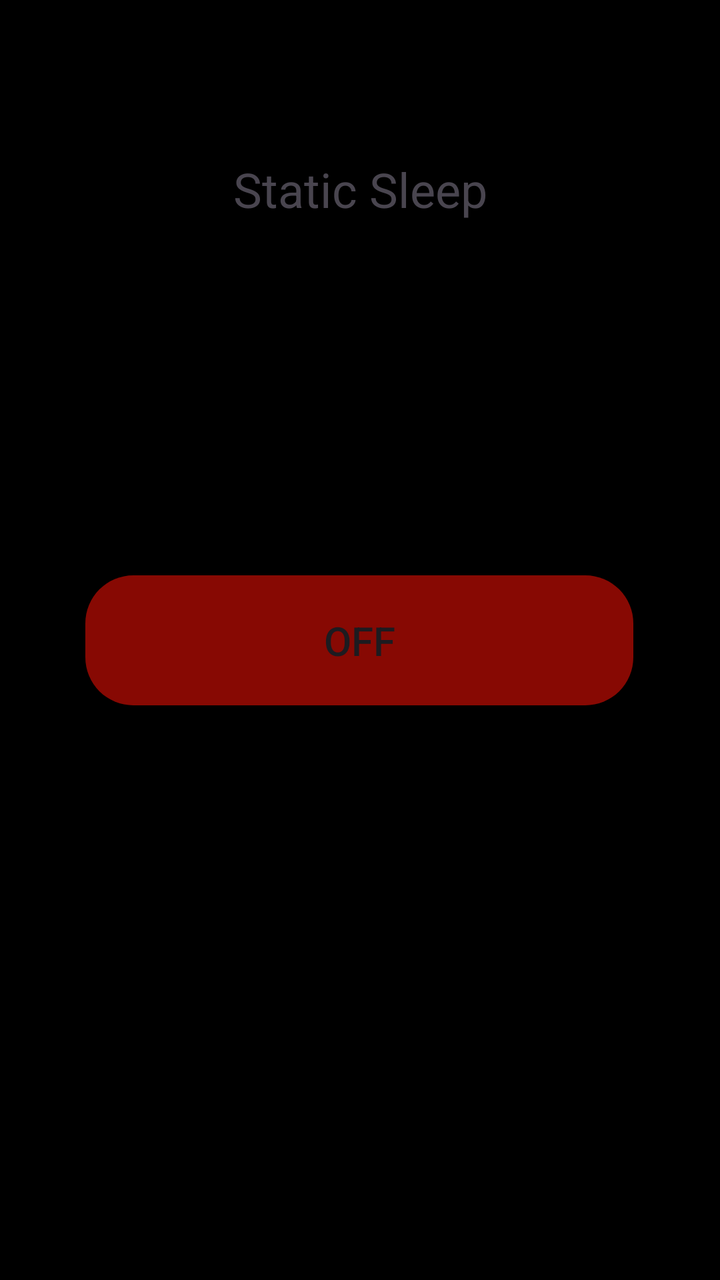
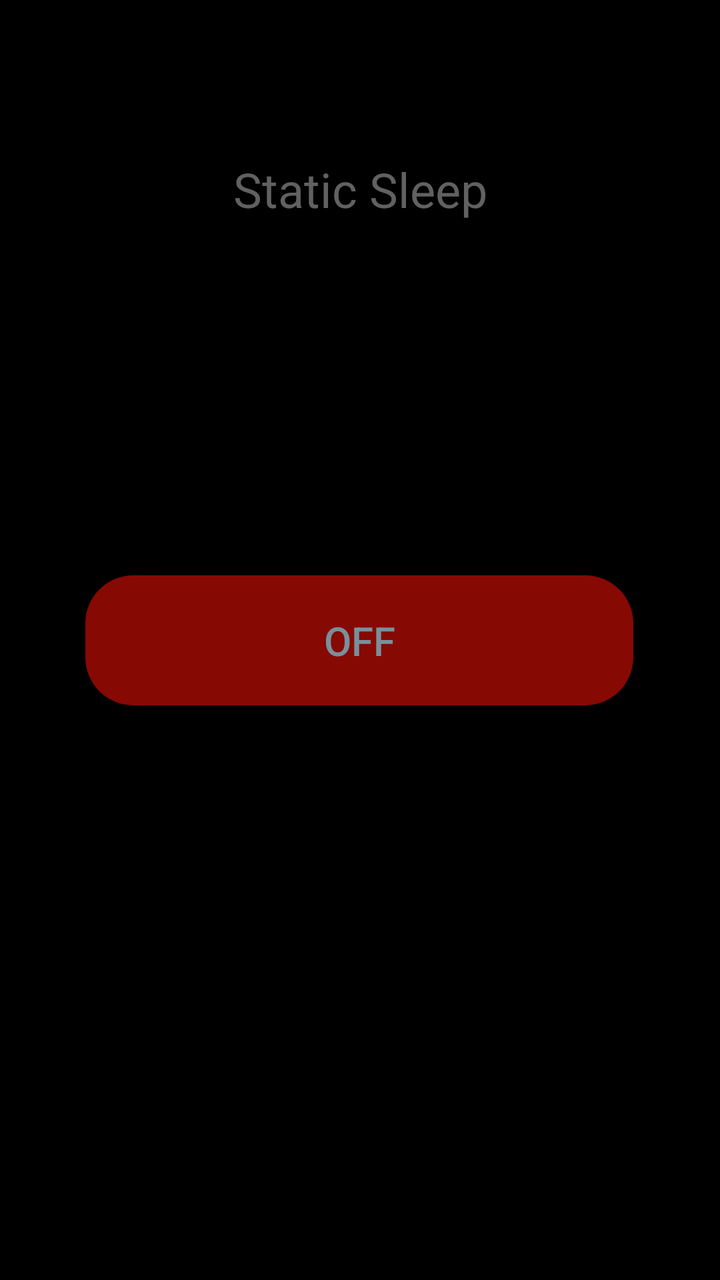

Compare the two renders of this Android layout. The source of the first and the diff that turns it into the second are given below.
<!-- AndroidManifest.xml: activity theme Theme.StaticSleep -->
<!-- res/layout/activity_main.xml -->
<?xml version="1.0" encoding="utf-8"?>
<androidx.constraintlayout.widget.ConstraintLayout xmlns:android="http://schemas.android.com/apk/res/android"
    xmlns:app="http://schemas.android.com/apk/res-auto"
    xmlns:tools="http://schemas.android.com/tools"
    android:id="@+id/main"
    android:layout_width="match_parent"
    android:layout_height="match_parent"
    android:background="#000000"
    tools:context=".MainActivity">

    <TextView
        android:id="@+id/textView"
        android:layout_width="wrap_content"
        android:layout_height="wrap_content"
        android:text="Static Sleep"
        android:textColorLink="#FFFFFF"
        android:textSize="24sp"
        app:layout_constraintBottom_toBottomOf="parent"
        app:layout_constraintEnd_toEndOf="parent"
        app:layout_constraintStart_toStartOf="parent"
        app:layout_constraintTop_toTopOf="parent"
        app:layout_constraintVertical_bias="0.129" />

    <ToggleButton
        android:id="@+id/toggleButton"
        android:layout_width="274dp"
        android:layout_height="65dp"
        android:text="ToggleButton"
        android:textSize="20sp"
        app:layout_constraintBottom_toBottomOf="parent"
        app:layout_constraintEnd_toEndOf="parent"
        app:layout_constraintHorizontal_bias="0.498"
        app:layout_constraintStart_toStartOf="parent"
        app:layout_constraintTop_toTopOf="parent"

        android:background="@drawable/toggle_button_background"
        android:soundEffectsEnabled="false" />

</androidx.constraintlayout.widget.ConstraintLayout>
<!-- resources referenced by this layout -->
<resources>
  <!-- drawable toggle_button_background (drawable) -->
  <?xml version="1.0" encoding="utf-8"?>
  <selector xmlns:android="http://schemas.android.com/apk/res/android">
      
      <item android:state_checked="true">
          <shape android:shape="rectangle">
              <solid android:color="#006400" /> 
              <corners android:radius="24dp" />
          </shape>
      </item>
  
      
      <item android:state_checked="false">
          <shape android:shape="rectangle">
              <solid android:color="#870903" /> 
              <corners android:radius="24dp" />
          </shape>
      </item>
  </selector>
  <style name="Theme.StaticSleep" parent="Base.Theme.StaticSleep" />
  <style name="Base.Theme.StaticSleep" parent="Theme.Material3.DayNight.NoActionBar">
          
          
          <item name="android:windowBackground">#000000</item>
      </style>
</resources>

<!-- the commit's change to res/layout/activity_main.xml (unified diff, before → after) -->
@@ -12,7 +12,8 @@
         android:id="@+id/textView"
         android:layout_width="wrap_content"
         android:layout_height="wrap_content"
-        android:text="Static Sleep"
+        android:text="@string/static_sleep"
+        android:textColor="#616161"
         android:textColorLink="#FFFFFF"
         android:textSize="24sp"
         app:layout_constraintBottom_toBottomOf="parent"
@@ -25,15 +26,16 @@
         android:id="@+id/toggleButton"
         android:layout_width="274dp"
         android:layout_height="65dp"
-        android:text="ToggleButton"
+        android:background="@drawable/toggle_button_background"
+        android:soundEffectsEnabled="false"
+        android:text="@string/toggle_button"
+        android:textColor="#78909C"
         android:textSize="20sp"
         app:layout_constraintBottom_toBottomOf="parent"
         app:layout_constraintEnd_toEndOf="parent"
+
         app:layout_constraintHorizontal_bias="0.498"
         app:layout_constraintStart_toStartOf="parent"
-        app:layout_constraintTop_toTopOf="parent"
-
-        android:background="@drawable/toggle_button_background"
-        android:soundEffectsEnabled="false" />
+        app:layout_constraintTop_toTopOf="parent" />
 
 </androidx.constraintlayout.widget.ConstraintLayout>
<!-- resource entries referenced after the edit -->
@@ -19,6 +19,8 @@
           </shape>
       </item>
   </selector>
+  <string name="static_sleep">Static Sleep</string>
+  <string name="toggle_button">ToggleButton</string>
   <style name="Theme.StaticSleep" parent="Base.Theme.StaticSleep" />
   <style name="Base.Theme.StaticSleep" parent="Theme.Material3.DayNight.NoActionBar">
           
